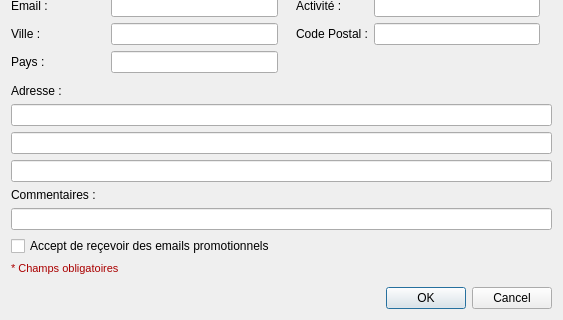
cfdev/mcercle, file src/dialogcustomer.ui: the form before one commit; both pictures show x 0 to 563 and y 239 to 559 of the 563 by 559 pixel window.
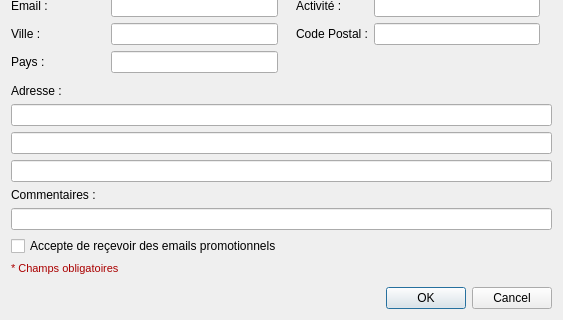
The form after the commit. Icons and pictures are not drawn.

```diff
--- a/src/dialogcustomer.ui
+++ b/src/dialogcustomer.ui
@@ -401,7 +401,7 @@
      <item>
       <widget class="QCheckBox" name="checkBox_promo">
        <property name="text">
-        <string>Accept de reçevoir des emails promotionnels</string>
+        <string>Accepte de reçevoir des emails promotionnels</string>
        </property>
       </widget>
      </item>
```
Left out of the diff: 12 changed lines with no effect on the pictures.
